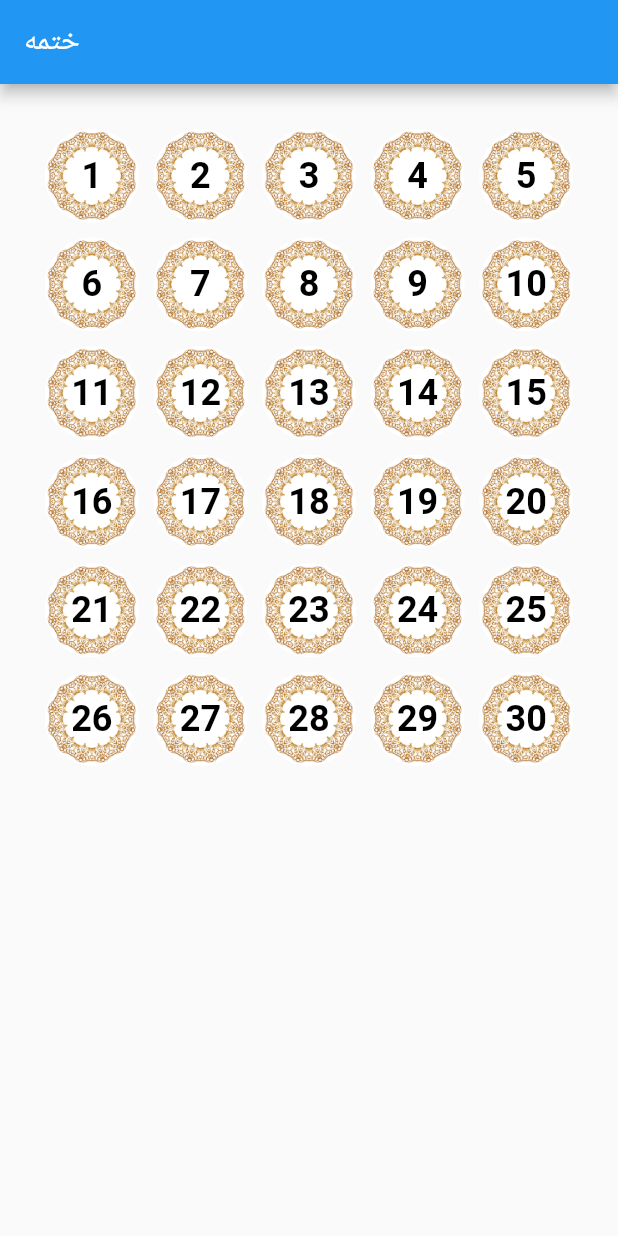
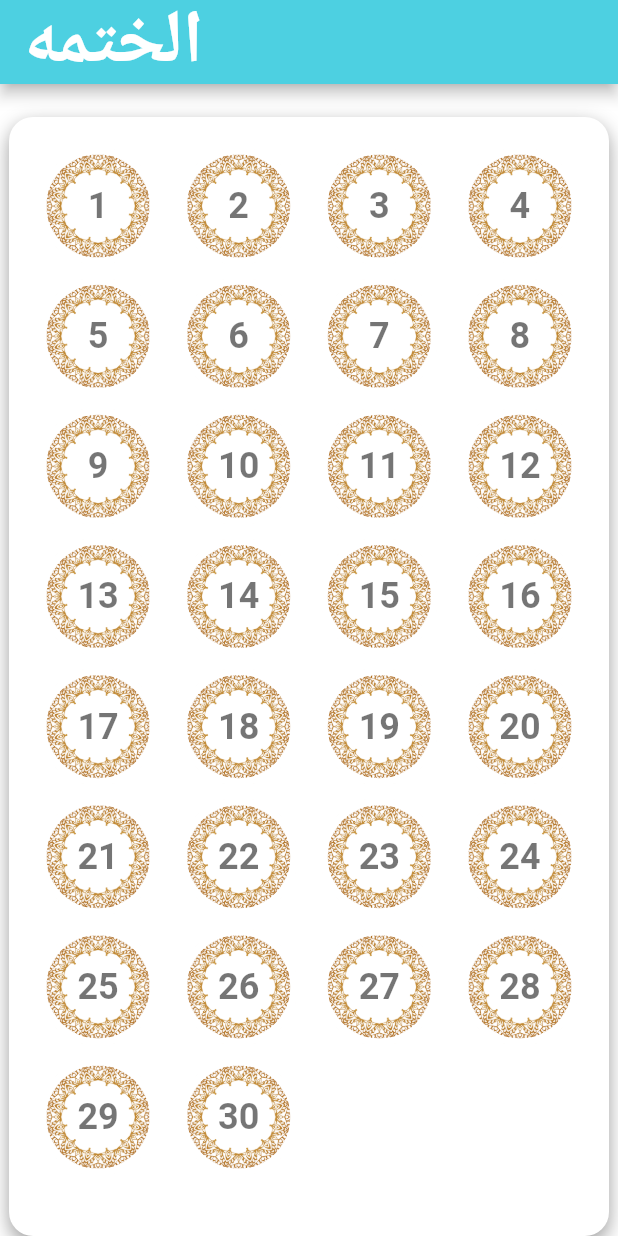
Before and after one commit to kosamaly/Quran, a Flutter app: the screen it shows after launch, on a phone screen of 412 x 824 dp. Run offline on Flutter 3.47's test engine with Material 2 defaults, Android fonts, the light colour scheme and no system bars.

Commit message:
jozz widget

```diff
--- a/lib/main.dart
+++ b/lib/main.dart
@@ -2,13 +2,15 @@ import 'package:flutter/material.dart';
 
 void main() {
   runApp(
-    MaterialApp(
+    const MaterialApp(
       home: Quran(),
     ),
   );
 }
 
 class Quran extends StatefulWidget {
+  const Quran({super.key});
+
   @override
   _Quran createState() => _Quran();
 }
@@ -19,24 +21,47 @@ class _Quran extends State<Quran> {
   @override
   Widget build(BuildContext context) {
     return Scaffold(
+      backgroundColor: Colors.white,
       appBar: AppBar(
+        backgroundColor: Colors.cyan[300],
         title: const Text(
-          'ختمه',
+          'الختمه',
+          style: TextStyle(fontSize: 50, fontWeight: FontWeight.bold),
         ),
       ),
-      body: GridView.count(
-        padding: const EdgeInsets.all(30),
-        mainAxisSpacing: 10,
-        crossAxisSpacing: 10,
-        crossAxisCount: 5,
+      body: Row(
+        mainAxisAlignment: MainAxisAlignment.center,
+        crossAxisAlignment: CrossAxisAlignment.center,
+        children: [
+          Padding(
+            padding: const EdgeInsets.only(top: 22),
+            child: Container(
+              decoration: BoxDecoration(
+                boxShadow: [
+                  BoxShadow(
+                    color: Colors.grey,
+                    blurRadius: 10,
+                    offset: Offset(0, 5), // changes position of shadow
+                  ),
+                ],
+                borderRadius: BorderRadius.circular(16.0),
+                color: Colors.white,
+              ),
+              width: 400,
+              height: 750,
+              child: GridView.count(
+                padding: const EdgeInsets.only(top: 20, right: 20, left: 20),
+                mainAxisSpacing: 8,
+                crossAxisSpacing: 15,
+                crossAxisCount: 4,
 
                 // Number of columns
                 children: List.generate(30, (index) {
                   return GestureDetector(
                     onTap: () {
                       setState(() {
-                isSelectedList[index] =
-                    !isSelectedList[index]; // Convert clicked number to red
+                        isSelectedList[index] = !isSelectedList[
+                            index]; // Convert clicked number to red
                       });
                     },
                     child: Container(
@@ -53,23 +78,30 @@ class _Quran extends State<Quran> {
                             color: isSelectedList[index]
                                 ? Colors.greenAccent
                                 : Colors.white,
-                    width: 1),
-                borderRadius: const BorderRadius.all(Radius.circular(80)),
-                color: isSelectedList[index] ? Colors.red : Colors.white,
+                            width: 5),
+                        borderRadius:
+                            const BorderRadius.all(Radius.circular(80)),
+                        color:
+                            isSelectedList[index] ? Colors.green : Colors.white,
                       ),
                       child: Text(
                         '${index + 1}',
                         style: TextStyle(
                           fontSize: 24,
                           fontWeight: FontWeight.bold,
-                  color:
-                      isSelectedList[index] ? Colors.greenAccent : Colors.black,
+                          color: isSelectedList[index]
+                              ? Colors.green
+                              : Colors.black54,
                         ),
                       ),
                     ),
                   );
                 }),
               ),
+            ),
+          ),
+        ],
+      ),
     );
   }
 }
--- a/lib/ui/widgets/jozz_widget.dart
+++ b/lib/ui/widgets/jozz_widget.dart
@@ -0,0 +1,16 @@
+import 'package:flutter/cupertino.dart';
+
+class Jozz extends StatefulWidget {
+  Jozz({Key? key}) : super(key: key);
+  int jozzNum = 0;
+  String jozzName = "";
+  @override
+  State<Jozz> createState() => _JozzState();
+}
+
+class _JozzState extends State<Jozz> {
+  @override
+  Widget build(BuildContext context) {
+    return Container();
+  }
+}
--- a/pubspec.yaml
+++ b/pubspec.yaml
@@ -75,6 +75,7 @@ flutter:
   # To add assets to your application, add an assets section, like this:
   assets:
     - images/4.png
+    - images/5.png
 
   # An image asset can refer to one or more resolution-specific "variants", see
   # https://flutter.dev/assets-and-images/#resolution-aware
```
Also changed, not shown: images/5.png (added), images/download.jpg (deleted). Lines whose indentation alone changed are shown as unchanged.
